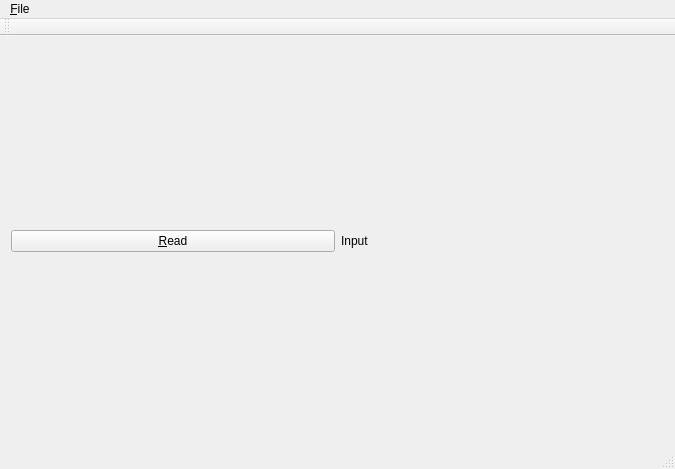
Old version of the form mainwindow.ui in the repository ottyajp/bookcollection_manager.
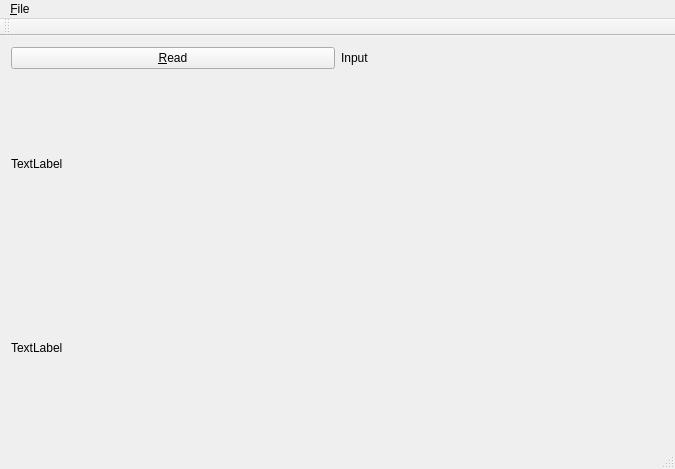
New version of the form.

Patch:
```diff
--- a/mainwindow.ui
+++ b/mainwindow.ui
@@ -30,7 +30,26 @@
      </widget>
     </item>
     <item row="1" column="0" colspan="2">
-     <layout class="QHBoxLayout" name="layout"/>
+     <layout class="QHBoxLayout" name="layout">
+      <item>
+       <layout class="QVBoxLayout" name="verticalLayout">
+        <item>
+         <widget class="QLabel" name="title">
+          <property name="text">
+           <string>TextLabel</string>
+          </property>
+         </widget>
+        </item>
+        <item>
+         <widget class="QLabel" name="author">
+          <property name="text">
+           <string>TextLabel</string>
+          </property>
+         </widget>
+        </item>
+       </layout>
+      </item>
+     </layout>
     </item>
    </layout>
   </widget>
```
